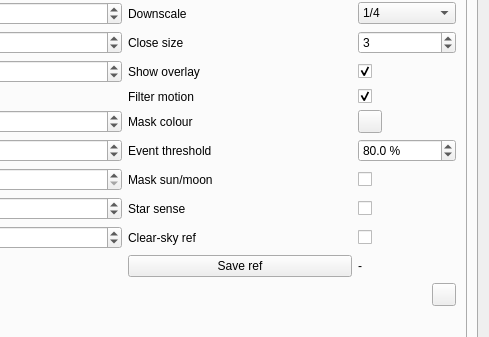
Above: plugins/feature/camera/camerasettingsdialog.ui from srcejon/sdrangel before the change; both pictures show x 365 to 854 and y 136 to 473 of the 854 by 914 pixel window. Below: the same form after it.
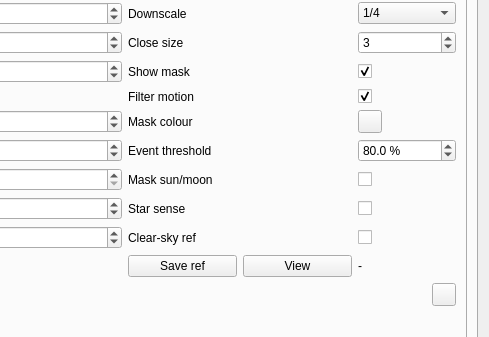
That is the form after the change. The open tabs and pages were chosen to show the change. Icons and pictures are not drawn. Custom widgets are drawn as their Qt base class.

Commit message:
Add clear-sky reference viewer; harden reference storage; commit cloud test corpus
- View button opens a dialog showing each slot's stored maps (brightness,
  colour ratio, texture, sky mask) plus the derived foreground, read
  atomically from disk
- Reference saves via QSaveFile; storage key includes the protocol and
  substitutes the image path for image-sequence sources
- Relabel cloud 'Show overlay' to 'Show mask'
- Add the cloud test images the committed tests reference

Diff of the .ui file:
```diff
--- a/plugins/feature/camera/camerasettingsdialog.ui
+++ b/plugins/feature/camera/camerasettingsdialog.ui
@@ -6367,7 +6367,7 @@
            <item row="4" column="2">
             <widget class="QLabel" name="cloudShowOverlayLabel">
              <property name="text">
-              <string>Show overlay</string>
+              <string>Show mask</string>
              </property>
             </widget>
            </item>
@@ -6666,6 +6666,8 @@
             </widget>
            </item>
            <item row="11" column="2">
+            <layout class="QHBoxLayout" name="cloudReferenceButtonsLayout">
+             <item>
             <widget class="QPushButton" name="cloudSaveReferenceButton">
              <property name="toolTip">
               <string>Save the current frame as the clear-sky reference for the current sky state (determined from the sun and moon elevation at the frame's capture time). Press on a cloud-free sky</string>
@@ -6674,6 +6676,18 @@
               <string>Save ref</string>
              </property>
             </widget>
+             </item>
+             <item>
+              <widget class="QPushButton" name="cloudViewReferenceButton">
+               <property name="toolTip">
+                <string>View the saved clear-sky reference maps for this camera, to check they look sensible</string>
+               </property>
+               <property name="text">
+                <string>View</string>
+               </property>
+              </widget>
+             </item>
+            </layout>
            </item>
            <item row="11" column="3">
             <widget class="QLabel" name="cloudReferenceStatusLabel">
```
Lines whose indentation alone changed are shown as unchanged. The commit also changes 26 other files.
